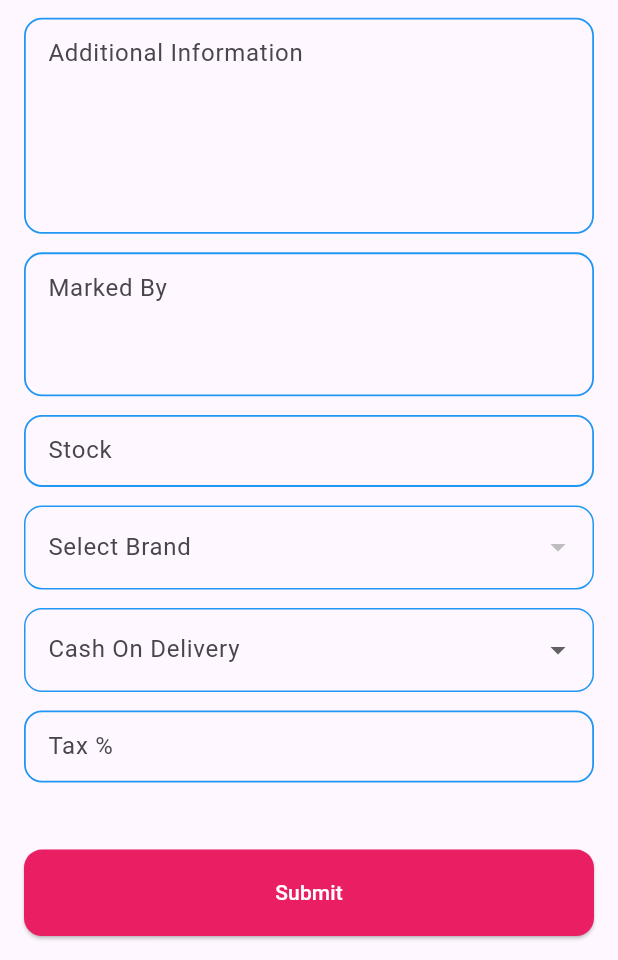
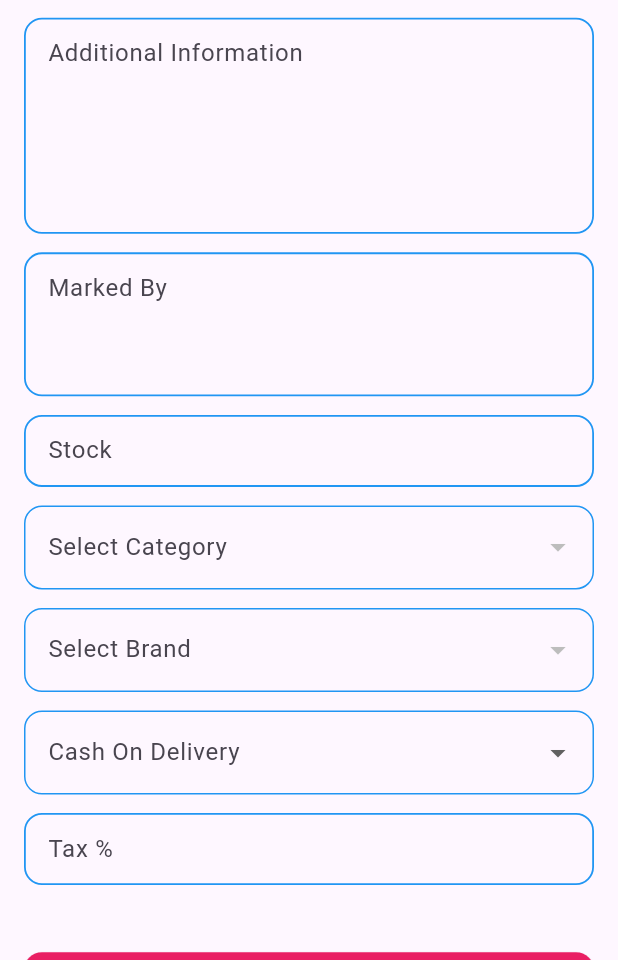
Before and after one commit to saneeswaran/mi_desi_admin, a Flutter app: the AddProductScreen screen opened directly, scrolled down 1044 dp, on a phone screen of 412 x 824 dp, the part 276-1236 px from its top. Run offline on Flutter 3.47's test engine with Material 3 defaults, Android fonts, the phone set to English and light mode, and no system bars; our stand-ins replace cached_network_image, carousel_slider, chewie, cloud_firestore, dots_indicator, firebase_auth and 11 more; missing offline and left inert: video_thumbnail; accounts and stored records are empty.

Commit message:
added real brand

```diff
--- a/lib/screens/admin/add products/add_product_screen.dart
+++ b/lib/screens/admin/add products/add_product_screen.dart
@@ -44,8 +44,10 @@ class _AddProductScreenState extends State<AddProductScreen> {
   List<VideoPlayerController> videoControllers = [];
 
   bool isBrandLoading = true;
+  bool isRealbrandLoading = true;
   bool isAddingProduct = false;
-  BrandModel? selectedBrand;
+  BrandModel? selectedCategory;
+  BrandModel? selectedRealBrand;
   String? cashOnDelivery;
 
   @override
@@ -56,7 +58,10 @@ class _AddProductScreenState extends State<AddProductScreen> {
         context,
         listen: false,
       ).getBrands(context: context).then((_) {
-        setState(() => isBrandLoading = false);
+        setState(() {
+          isBrandLoading = false;
+          isRealbrandLoading = false;
+        });
       });
     });
   }
@@ -110,8 +115,12 @@ class _AddProductScreenState extends State<AddProductScreen> {
   void addProduct() async {
     if (!formKey.currentState!.validate()) return;
 
-    if (selectedBrand == null) {
+    if (selectedCategory == null) {
       showSnackBar(context: context, e: 'Please select a brand');
+      return;
+    }
+    if (selectedRealBrand == null) {
+      showSnackBar(context: context, e: 'Please select a real brand');
       return;
     }
 
@@ -144,8 +153,8 @@ class _AddProductScreenState extends State<AddProductScreen> {
       stock: int.parse(stockController.text),
       taxAmount: double.parse(taxAmountController.text),
       cashOnDelivery: cashOnDelivery!,
-
-      brand: selectedBrand!,
+      category: selectedCategory!,
+      realBrand: selectedRealBrand!,
       imageFiles: images,
       videoFiles: videos,
     );
@@ -175,7 +184,8 @@ class _AddProductScreenState extends State<AddProductScreen> {
           c.dispose();
         }
         videoControllers.clear();
-        selectedBrand = null;
+        selectedCategory = null;
+        selectedRealBrand = null;
       });
       Navigator.pop(context);
     }
@@ -365,7 +375,9 @@ class _AddProductScreenState extends State<AddProductScreen> {
                       isBrandLoading
                           ? const CircularProgressIndicator()
                           : _brandDropDown(),
-
+                      isRealbrandLoading
+                          ? const CircularProgressIndicator()
+                          : _realBrandDropDow(),
                       _cashOnDeliveryDropDown(),
                       CustomTextFormField(
                         hintText: 'Tax %',
@@ -409,6 +421,40 @@ class _AddProductScreenState extends State<AddProductScreen> {
             .toList();
         return DropdownButtonFormField(
           decoration: InputDecoration(
+            labelText: "Select Category",
+            border: OutlineInputBorder(
+              borderRadius: BorderRadius.circular(12),
+              borderSide: const BorderSide(color: Colors.blue),
+            ),
+            focusedBorder: OutlineInputBorder(
+              borderRadius: BorderRadius.circular(12),
+              borderSide: const BorderSide(color: Colors.blue),
+            ),
+            enabledBorder: OutlineInputBorder(
+              borderRadius: BorderRadius.circular(12),
+              borderSide: const BorderSide(color: Colors.blue),
+            ),
+          ),
+          items: items,
+          value: selectedCategory,
+          onChanged: (value) {
+            setState(() {
+              selectedCategory = value;
+            });
+          },
+        );
+      },
+    );
+  }
+
+  Widget _realBrandDropDow() {
+    return Consumer<BrandProvider>(
+      builder: (context, provider, child) {
+        final items = provider.realBrands
+            .map((e) => DropdownMenuItem(value: e, child: Text(e.title)))
+            .toList();
+        return DropdownButtonFormField(
+          decoration: InputDecoration(
             labelText: "Select Brand",
             border: OutlineInputBorder(
               borderRadius: BorderRadius.circular(12),
@@ -424,10 +470,10 @@ class _AddProductScreenState extends State<AddProductScreen> {
             ),
           ),
           items: items,
-          value: selectedBrand,
+          value: selectedRealBrand,
           onChanged: (value) {
             setState(() {
-              selectedBrand = value;
+              selectedRealBrand = value;
             });
           },
         );
--- a/lib/screens/admin/add products/componenets/product_details_with_cart.dart
+++ b/lib/screens/admin/add products/componenets/product_details_with_cart.dart
@@ -28,7 +28,7 @@ class ProductDetailsWithCart extends StatelessWidget {
             ),
           ),
           Text(
-            product.brand.title,
+            product.categoryBrand.title,
             style: const TextStyle(
               color: Colors.pink,
               fontSize: 16,
--- a/lib/screens/admin/add products/componenets/product_info_page.dart
+++ b/lib/screens/admin/add products/componenets/product_info_page.dart
@@ -42,13 +42,15 @@ class _ProductInfoPageState extends State<ProductInfoPage> {
                         Provider.of<BrandProvider>(
                           context,
                           listen: false,
-                        ).decrementProductCountForBrand(product.brand.id!);
+                        ).decrementProductCountForBrand(
+                          product.categoryBrand.id!,
+                        );
                         final success = await context
                             .read<ProductProvider>()
                             .deleteProduct(
                               context: context,
                               productId: product.id!,
-                              brandId: product.brand.id!,
+                              brandId: product.categoryBrand.id!,
                             );
                         if (success && context.mounted) {
                           setState(() => isDeleting = false);
--- a/lib/screens/admin/add products/componenets/view_products.dart
+++ b/lib/screens/admin/add products/componenets/view_products.dart
@@ -185,7 +185,8 @@ class _ViewProductDetailsState extends State<ViewProductDetails> {
                             final bool isSuccess = await provider.deleteProduct(
                               context: context,
                               productId: widget.product.id.toString(),
-                              brandId: widget.product.brand.id.toString(),
+                              brandId: widget.product.categoryBrand.id
+                                  .toString(),
                             );
                             if (isSuccess && context.mounted) {
                               Navigator.pop(context);
--- a/lib/screens/admin/banners/components/product_details_for_banners.dart
+++ b/lib/screens/admin/banners/components/product_details_for_banners.dart
@@ -93,7 +93,7 @@ class ProductDetailsForBanners extends StatelessWidget {
                               ),
                             ),
                             Text(
-                              products.brand.title,
+                              products.categoryBrand.title,
                               maxLines: 1,
                               overflow: TextOverflow.ellipsis,
                               style: const TextStyle(
--- a/lib/screens/admin/drawer/components/drawer_components.dart
+++ b/lib/screens/admin/drawer/components/drawer_components.dart
@@ -20,7 +20,7 @@ final drawerGradient = [Colors.lightBlue, Colors.lightBlueAccent];
 
 List<String> drawerItems = [
   "DashBoard",
-  "Brands",
+  "Category Brands",
   "Original Brands",
   "Banners",
   "Products",
@@ -48,7 +48,7 @@ List<IconData> drawerIcons = [
 
 List<Widget> pages = [
   const AdvanceDrawerPage(body: DashBoardPage(), title: 'DashBoard'),
-  const AdvanceDrawerPage(body: BrandPage(), title: 'Brands'),
+  const AdvanceDrawerPage(body: BrandPage(), title: 'Category Brands'),
   const AdvanceDrawerPage(body: RealBrandPage(), title: "Original Brands"),
   const AdvanceDrawerPage(body: BannersPage(), title: 'Banners'),
   const AdvanceDrawerPage(body: AllProductsPage(), title: 'Products'),
--- a/lib/screens/admin/products/all_products_page.dart
+++ b/lib/screens/admin/products/all_products_page.dart
@@ -281,7 +281,7 @@ class AllProductsPage extends StatelessWidget {
                                 ),
                               ),
                               Text(
-                                products.brand.title,
+                                products.categoryBrand.title,
                                 maxLines: 1,
                                 overflow: TextOverflow.ellipsis,
                                 style: const TextStyle(
--- a/lib/screens/admin/real brands/real_brand_page.dart
+++ b/lib/screens/admin/real brands/real_brand_page.dart
@@ -1,8 +1,6 @@
 import 'package:cached_network_image/cached_network_image.dart';
 import 'package:desi_shopping_seller/constants/constants.dart';
 import 'package:desi_shopping_seller/providers/brand_provider.dart';
-import 'package:desi_shopping_seller/screens/admin/brands%20page/components/add_brands.dart';
-import 'package:desi_shopping_seller/screens/admin/brands%20page/components/view_brands.dart';
 import 'package:desi_shopping_seller/screens/admin/real%20brands/components/add_real_brands.dart';
 import 'package:desi_shopping_seller/screens/admin/real%20brands/components/edit_real_brands.dart';
 import 'package:desi_shopping_seller/util/util.dart';
--- a/lib/screens/parner/partner profile/partner_products_page.dart
+++ b/lib/screens/parner/partner profile/partner_products_page.dart
@@ -120,7 +120,7 @@ class _PartnerProductsPageState extends State<PartnerProductsPage> {
                               ),
                             ),
                             Text(
-                              products.brand.title,
+                              products.categoryBrand.title,
                               maxLines: 1,
                               overflow: TextOverflow.ellipsis,
                               style: const TextStyle(
```
Also changed, not shown: lib/model/product_model.dart (+57 -41 lines), lib/providers/partner_provider.dart (+9 -5 lines), lib/providers/product_provider.dart (+10 -6 lines), lib/screens/admin/add products/componenets/update_product.dart (+59 -7 lines), lib/screens/admin/real brands/components/edit_real_brands.dart (+10 -4 lines).
